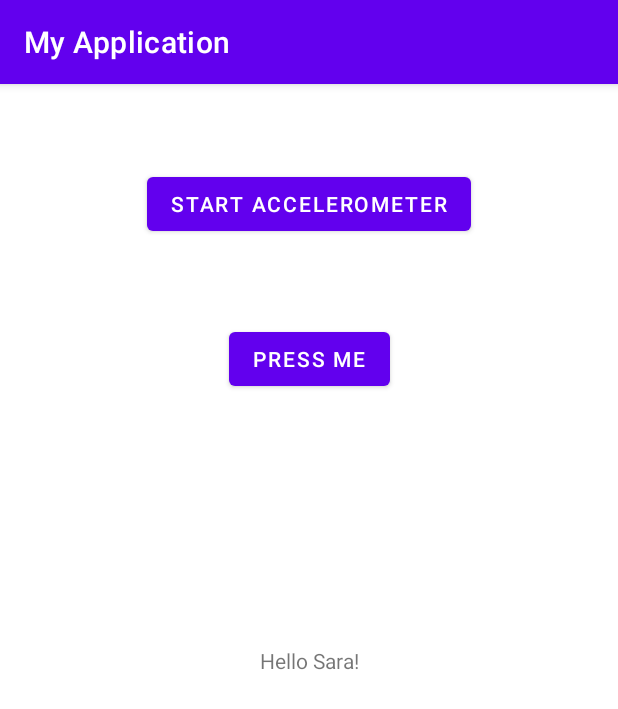
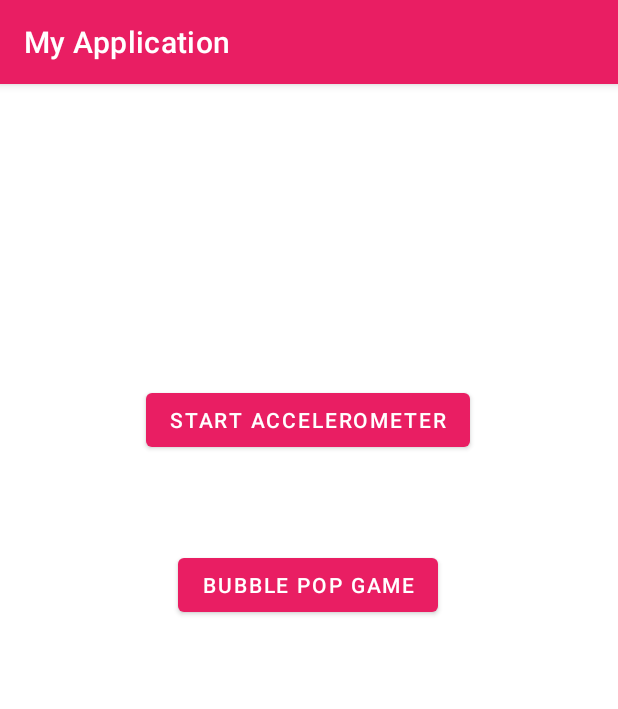
Before and after one commit to saraosaber/HelloSensor, an Android app: the screen it shows after launch (MainActivity), on a phone screen of 412 x 824 dp. Shown: the top 709 px of the screen. Run offline under Robolectric (Android 15) with nearby library versions, the phone set to English and light mode, and no system bars.

Commit message:
bubble pop game

```diff
--- a/app/src/main/AndroidManifest.xml
+++ b/app/src/main/AndroidManifest.xml
@@ -2,6 +2,7 @@
 <manifest xmlns:android="http://schemas.android.com/apk/res/android"
     xmlns:tools="http://schemas.android.com/tools">
 
+    <uses-permission android:name="android.permission.VIBRATE" />
     <application
         android:allowBackup="true"
         android:dataExtractionRules="@xml/data_extraction_rules"
@@ -20,6 +21,9 @@
                 <category android:name="android.intent.category.LAUNCHER" />
             </intent-filter>
         </activity>
+        <activity android:name=".BallBalanceActivity"></activity>
+
+
     </application>
 
 </manifest>
--- a/app/src/main/java/com/example/myapplication/MainActivity.java
+++ b/app/src/main/java/com/example/myapplication/MainActivity.java
@@ -3,6 +3,7 @@ package com.example.myapplication;
 import androidx.appcompat.app.AppCompatActivity;
 
 import android.content.Context;
+import android.content.Intent;
 import android.hardware.SensorEvent;
 import android.hardware.SensorEventListener;
 import android.hardware.SensorManager;
@@ -12,29 +13,34 @@ import android.util.Log;
 import android.view.View;
 import android.widget.Button;
 import android.widget.TextView;
-import android.widget.Toast;
 
 public class MainActivity extends AppCompatActivity implements SensorEventListener, View.OnClickListener {
     private TextView textView;
     private static final String TAG = "MainActivity";
     private SensorManager sensorManager;
-    Sensor accelerometer;
+
+    private Sensor accelerometer;
     @Override
     protected void onCreate(Bundle savedInstanceState) {
         super.onCreate(savedInstanceState);
         setContentView(R.layout.activity_main);
         textView = findViewById(R.id.textView);
 
+        sensorManager = (SensorManager) getSystemService(Context.SENSOR_SERVICE);
+        accelerometer = sensorManager.getDefaultSensor(Sensor.TYPE_ACCELEROMETER);
+
         Button accelerometerButton = findViewById(R.id.button1);
         accelerometerButton.setOnClickListener(this);
 
+        Button button2 = findViewById(R.id.button2);
+        button2.setOnClickListener(this);
     }
-
 
     @Override
     public void onSensorChanged(SensorEvent sensorEvent) {
         Log.d(TAG, "onSensorChanged: X: " + sensorEvent.values[0] + "Y: " + sensorEvent.values[1] + "Z: " + sensorEvent.values[2]);
         textView.setText("X: " + sensorEvent.values[0] + "\nY: " + sensorEvent.values[1] + "\nZ: " + sensorEvent.values[2]);
+
     }
 
     @Override
@@ -46,11 +52,14 @@ public class MainActivity extends AppCompatActivity implements SensorEventListen
     public void onClick(View view) {
         switch (view.getId()) {
             case R.id.button1:
-                sensorManager = (SensorManager) getSystemService(Context.SENSOR_SERVICE);
 
-                accelerometer = sensorManager.getDefaultSensor(Sensor.TYPE_ACCELEROMETER);
                 sensorManager.registerListener(MainActivity.this, accelerometer, SensorManager.SENSOR_DELAY_NORMAL);
                 break;
+            case R.id.button2:
+                Intent intent = new Intent(this, BallBalanceActivity.class);
+                this.startActivity(intent);
+                break;
+
         }
     }
 }
--- a/app/src/main/res/layout/activity_main.xml
+++ b/app/src/main/res/layout/activity_main.xml
@@ -8,13 +8,14 @@
 
     <TextView
         android:id="@+id/textView"
-        android:layout_width="wrap_content"
-        android:layout_height="wrap_content"
-        android:text="Hello Sara!"
+        android:layout_width="0dp"
+        android:layout_height="32dp"
         app:layout_constraintBottom_toBottomOf="parent"
         app:layout_constraintEnd_toEndOf="parent"
+        app:layout_constraintHorizontal_bias="0.498"
         app:layout_constraintStart_toStartOf="parent"
-        app:layout_constraintTop_toTopOf="parent" />
+        app:layout_constraintTop_toTopOf="parent"
+        app:layout_constraintVertical_bias="0.53" />
 
     <Button
         android:id="@+id/button1"
@@ -27,8 +28,10 @@
         android:text="Start Accelerometer"
         app:layout_constraintBottom_toTopOf="@+id/button2"
         app:layout_constraintEnd_toEndOf="parent"
+        app:layout_constraintHorizontal_bias="0.496"
         app:layout_constraintStart_toStartOf="parent"
-        app:layout_constraintTop_toTopOf="parent" />
+        app:layout_constraintTop_toTopOf="parent"
+        app:layout_constraintVertical_bias="0.822" />
 
     <Button
         android:id="@+id/button2"
@@ -38,12 +41,13 @@
         android:layout_marginTop="24dp"
         android:layout_marginEnd="24dp"
         android:layout_marginBottom="32dp"
-        android:text="Press Me"
+        android:text="Bubble Pop game"
         app:layout_constraintBottom_toTopOf="@+id/textView"
         app:layout_constraintEnd_toEndOf="parent"
+        app:layout_constraintHorizontal_bias="0.497"
         app:layout_constraintStart_toStartOf="parent"
-        app:layout_constraintTop_toTopOf="parent" />
-
+        app:layout_constraintTop_toTopOf="parent"
+        app:layout_constraintVertical_bias="1.0" />
 
 
 </androidx.constraintlayout.widget.ConstraintLayout>
--- a/app/src/main/res/values/themes.xml
+++ b/app/src/main/res/values/themes.xml
@@ -2,8 +2,8 @@
     <!-- Base application theme. -->
     <style name="Theme.MyApplication" parent="Theme.MaterialComponents.DayNight.DarkActionBar">
         <!-- Primary brand color. -->
-        <item name="colorPrimary">@color/purple_500</item>
-        <item name="colorPrimaryVariant">@color/purple_700</item>
+        <item name="colorPrimary">#E91E63</item>
+        <item name="colorPrimaryVariant">#009688</item>
         <item name="colorOnPrimary">@color/white</item>
         <!-- Secondary brand color. -->
         <item name="colorSecondary">@color/teal_200</item>
```
Also changed, not shown: app/src/main/java/com/example/myapplication/BallBalanceActivity.java (added, +141 -0 lines), app/src/main/res/layout/ball_balance.xml (added, +35 -0 lines), app/src/main/res/drawable/bubble.png (added), app/src/main/res/drawable/fish.png (added), app/src/main/res/drawable/heart.png (added), app/src/main/res/drawable/ninjastar.png (added), app/src/main/res/drawable/ocean.jpeg (added), 3 other files.
